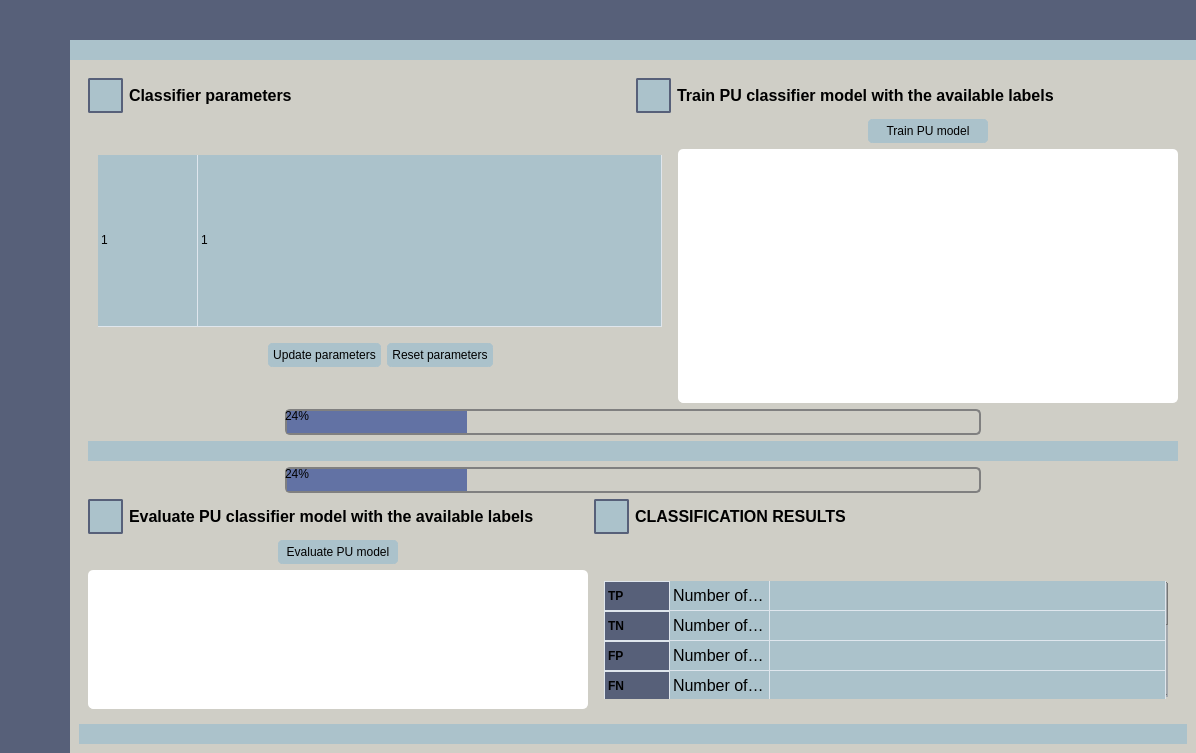
Above: UIs/DomainClassifier.ui from IntelCompH2020/domain_classification before the change. Below: the same form after it.
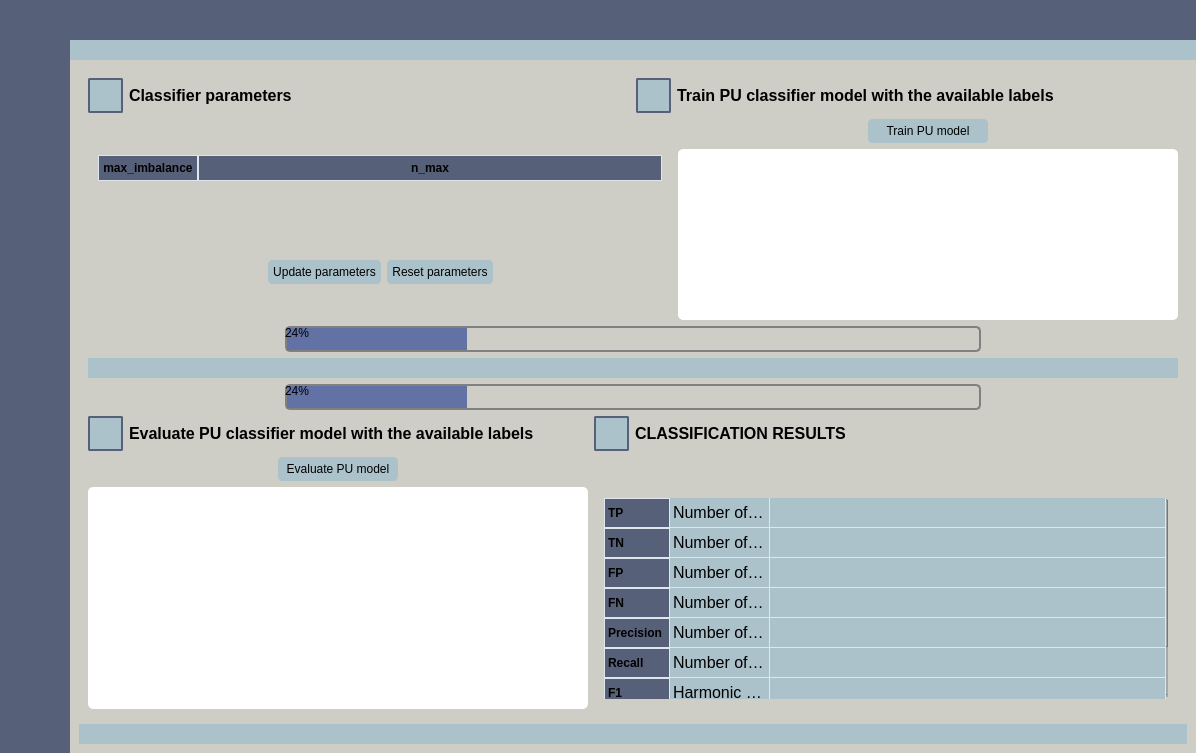
That is the form after the change. The open tabs and pages were chosen to show the change. Icons and pictures are not drawn.

Patch:
```diff
--- a/UIs/DomainClassifier.ui
+++ b/UIs/DomainClassifier.ui
@@ -2074,22 +2074,10 @@
                              <layout class="QHBoxLayout" name="horizontalLayout_54">
                               <item>
                                <widget class="QTableWidget" name="table_train_pu_model_params">
-                                <property name="sizePolicy">
-                                 <sizepolicy hsizetype="Preferred" vsizetype="Minimum">
-                                  <horstretch>0</horstretch>
-                                  <verstretch>0</verstretch>
-                                 </sizepolicy>
-                                </property>
-                                <property name="minimumSize">
-                                 <size>
-                                  <width>500</width>
-                                  <height>0</height>
-                                 </size>
-                                </property>
                                 <property name="maximumSize">
                                  <size>
                                   <width>16777215</width>
-                                  <height>16777215</height>
+                                  <height>150</height>
                                  </size>
                                 </property>
                                 <property name="focusPolicy">
@@ -2157,21 +2145,9 @@
 	color:black;
 }</string>
                                 </property>
-                                <property name="sizeAdjustPolicy">
-                                 <enum>QAbstractScrollArea::AdjustIgnored</enum>
-                                </property>
                                 <property name="editTriggers">
                                  <set>QAbstractItemView::CurrentChanged</set>
                                 </property>
-                                <property name="selectionMode">
-                                 <enum>QAbstractItemView::NoSelection</enum>
-                                </property>
-                                <attribute name="horizontalHeaderVisible">
-                                 <bool>false</bool>
-                                </attribute>
-                                <attribute name="horizontalHeaderCascadingSectionResizes">
-                                 <bool>false</bool>
-                                </attribute>
                                 <attribute name="horizontalHeaderHighlightSections">
                                  <bool>false</bool>
                                 </attribute>
@@ -2190,11 +2166,6 @@
                                 <attribute name="verticalHeaderStretchLastSection">
                                  <bool>true</bool>
                                 </attribute>
-                                <row>
-                                 <property name="text">
-                                  <string>New Row</string>
-                                 </property>
-                                </row>
                                 <column>
                                  <property name="text">
                                   <string>max_imbalance</string>
@@ -2205,17 +2176,10 @@
                                    <bold>true</bold>
                                   </font>
                                  </property>
-                                 <property name="background">
-                                  <color>
-                                   <red>255</red>
-                                   <green>255</green>
-                                   <blue>255</blue>
-                                  </color>
-                                 </property>
                                 </column>
                                 <column>
                                  <property name="text">
-                                  <string>nmax</string>
+                                  <string>n_max</string>
                                  </property>
                                  <property name="font">
                                   <font>
@@ -2224,16 +2188,6 @@
                                   </font>
                                  </property>
                                 </column>
-                                <item row="0" column="0">
-                                 <property name="text">
-                                  <string>1</string>
-                                 </property>
-                                </item>
-                                <item row="0" column="1">
-                                 <property name="text">
-                                  <string>1</string>
-                                 </property>
-                                </item>
                                </widget>
                               </item>
                              </layout>
```
Left out of the diff: 7 changed lines with no effect on the pictures.
